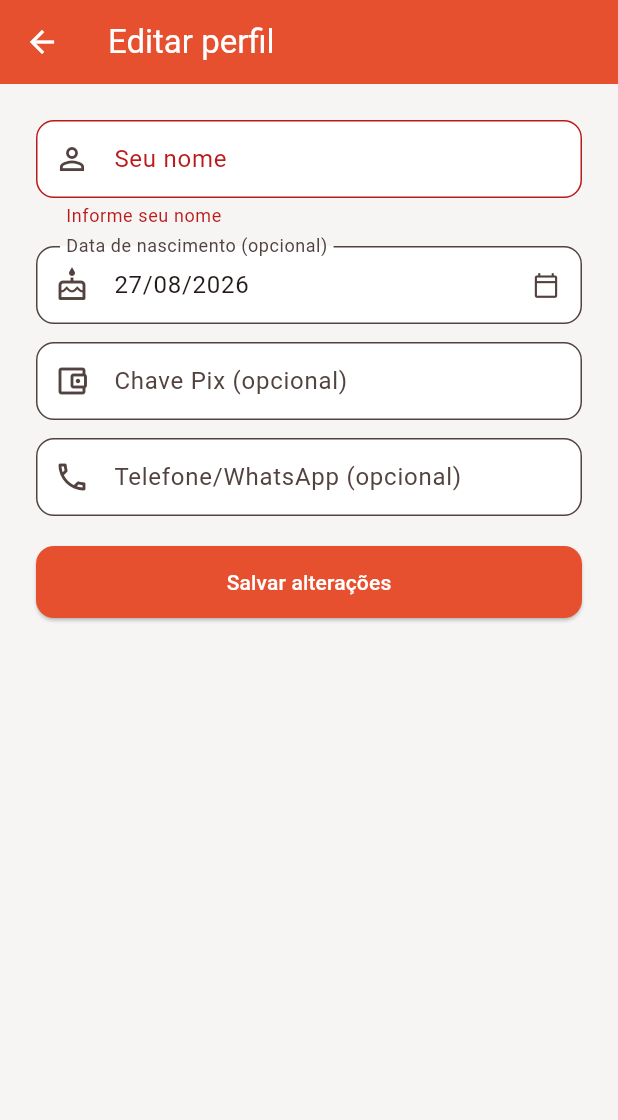
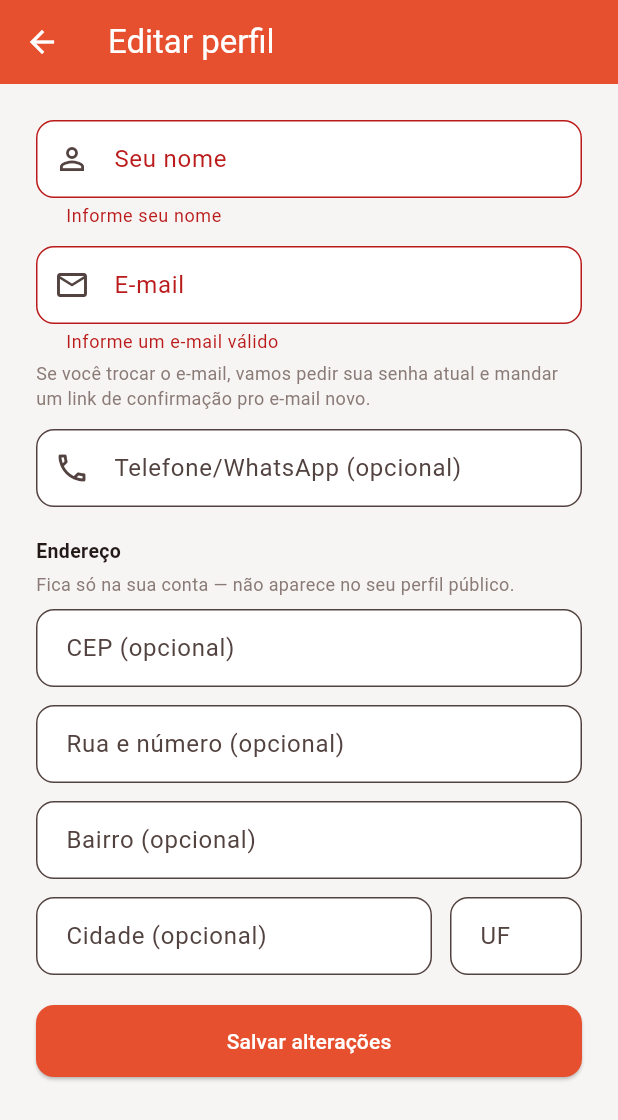
Before and after one commit to franckmedeiros/appPrestadorAki, a Flutter app: the EditProfileScreen screen opened directly, after a tap on "Salvar alterações", on a phone screen of 412 x 824 dp. Shown: the top 1120 px of the screen. Run offline on Flutter 3.47's test engine with Material 3 defaults, Android fonts, the phone set to English and light mode, and no system bars; our stand-ins replace cloud_firestore, firebase_auth, firebase_core, flutter_secure_storage, geocoding, geolocator and 2 more; accounts and stored records are empty.

Commit message:
Troca data de nascimento/chave Pix por e-mail editavel e endereco no perfil
Ajuste pedido pelo Franck em cima da leva anterior:
- Editar perfil perde os campos Data de nascimento e Chave Pix.
- Ganha um campo de E-mail editavel (pede a senha atual e manda link de
  confirmacao pro e-mail novo, via AuthController.updateEmailAddress -
  Firebase exige reautenticacao recente pra essa operacao).
- Ganha uma secao Endereco (CEP, rua e numero, bairro, cidade, UF),
  salva em campos planos (addressZipCode/addressStreet/...) que
  reaproveitam o addressCity/addressState ja documentados (mas nunca
  preenchidos) em providers/{uid}.
- Meu perfil troca as fichas de nascimento/Pix por Endereco formatado.
- Corrige de quebra um bug separado que o Franck encontrou: a aba
  Perfil do lado do cliente (/perfil) e visitavel sem login (busca e
  livre pra convidado), mas mostrava um 'perfil' vazio com dados falsos
  e sem nenhum jeito de voltar a entrar depois de sair da conta. Agora
  mostra o mesmo convite de login/cadastro ja usado em Favoritos/Minhas
  solicitacoes (ClientAuthGate).

```diff
--- a/lib/features/profile/edit_profile_screen.dart
+++ b/lib/features/profile/edit_profile_screen.dart
@@ -1,7 +1,5 @@
-import 'package:cloud_firestore/cloud_firestore.dart';
 import 'package:flutter/material.dart';
 import 'package:flutter/services.dart';
-import 'package:intl/intl.dart';
 import 'package:provider/provider.dart';
 import '../../core/app_theme.dart';
 import '../../core/auth_controller.dart';
@@ -11,10 +9,14 @@ import '../marketplace/provider_directory_repository.dart';
 
 /// Formulário de edição dos dados do próprio usuário — igual ao pedido
 /// do Franck ("no meu perfil, deveria ficar assim", com referência ao
-/// app Resenha): nome, data de nascimento (opcional), chave Pix e
-/// WhatsApp pra todo mundo; categoria/cidade/UF só pro prestador (são os
-/// mesmos campos preenchidos no cadastro, que decidem em quais buscas
-/// ele aparece — ver ProviderDirectoryRepository.upsertOwnListing).
+/// app Resenha), depois ajustado por ele mesmo: sem data de nascimento
+/// nem chave Pix — no lugar, e-mail (editável) e endereço. WhatsApp
+/// continua pra todo mundo; categoria/cidade/UF de "área de atuação" só
+/// pro prestador (são os mesmos campos preenchidos no cadastro, que
+/// decidem em quais buscas ele aparece — ver
+/// ProviderDirectoryRepository.upsertOwnListing). O endereço (CEP, rua e
+/// número, bairro, cidade, UF) é um dado só da conta — nunca aparece no
+/// perfil público do diretório.
 class EditProfileScreen extends StatefulWidget {
   const EditProfileScreen({super.key, this.currentListing});
 
@@ -31,17 +33,20 @@ class EditProfileScreen extends StatefulWidget {
 class _EditProfileScreenState extends State<EditProfileScreen> {
   final _formKey = GlobalKey<FormState>();
   late final TextEditingController _nameController;
-  final _birthDateController = TextEditingController();
-  final _pixKeyController = TextEditingController();
+  late final TextEditingController _emailController;
   final _whatsappController = TextEditingController();
+  final _cepController = TextEditingController();
+  final _streetController = TextEditingController();
+  final _neighborhoodController = TextEditingController();
+  final _addressCityController = TextEditingController();
+  final _addressStateController = TextEditingController();
   final _cityController = TextEditingController();
   final _stateController = TextEditingController();
   ServiceCategory _category = ServiceCategory.eletricista;
 
   final _phoneMask = _MaskTextInputFormatter('(##) #####-####');
-  final _dateMask = _MaskTextInputFormatter('##/##/####');
+  final _cepMask = _MaskTextInputFormatter('#####-###');
 
-  DateTime? _birthDate;
   bool _loading = true;
   bool _isSaving = false;
   String? _error;
@@ -49,7 +54,9 @@ class _EditProfileScreenState extends State<EditProfileScreen> {
   @override
   void initState() {
     super.initState();
-    _nameController = TextEditingController(text: context.read<AuthController>().displayName);
+    final auth = context.read<AuthController>();
+    _nameController = TextEditingController(text: auth.displayName);
+    _emailController = TextEditingController(text: auth.currentUserEmail ?? '');
     final listing = widget.currentListing;
     _cityController.text = listing?.city ?? '';
     _stateController.text = listing?.state ?? '';
@@ -60,13 +67,11 @@ class _EditProfileScreenState extends State<EditProfileScreen> {
   Future<void> _loadOwnData() async {
     final data = await context.read<AuthController>().fetchOwnProfileData();
     if (!mounted) return;
-    final birthTimestamp = data['birthDate'] as Timestamp?;
-    if (birthTimestamp != null) {
-      final date = birthTimestamp.toDate();
-      _birthDate = date;
-      _birthDateController.text = DateFormat('dd/MM/yyyy').format(date);
-    }
-    _pixKeyController.text = data['pixKey'] as String? ?? '';
+    _cepController.text = data['addressZipCode'] as String? ?? '';
+    _streetController.text = data['addressStreet'] as String? ?? '';
+    _neighborhoodController.text = data['addressNeighborhood'] as String? ?? '';
+    _addressCityController.text = data['addressCity'] as String? ?? '';
+    _addressStateController.text = data['addressState'] as String? ?? '';
     _whatsappController.text = data['whatsapp'] as String? ?? '';
     setState(() => _loading = false);
   }
@@ -74,9 +79,13 @@ class _EditProfileScreenState extends State<EditProfileScreen> {
   @override
   void dispose() {
     _nameController.dispose();
-    _birthDateController.dispose();
-    _pixKeyController.dispose();
+    _emailController.dispose();
     _whatsappController.dispose();
+    _cepController.dispose();
+    _streetController.dispose();
+    _neighborhoodController.dispose();
+    _addressCityController.dispose();
+    _addressStateController.dispose();
     _cityController.dispose();
     _stateController.dispose();
     super.dispose();
@@ -84,59 +93,83 @@ class _EditProfileScreenState extends State<EditProfileScreen> {
 
   bool get _isProvider => context.read<AuthController>().role == AccountRole.provider;
 
-  Future<void> _pickBirthDate() async {
-    final now = DateTime.now();
-    final picked = await showDatePicker(
+  /// Pede a senha atual antes de trocar o e-mail — o Firebase exige uma
+  /// reautenticação recente pra esse tipo de operação sensível (senão
+  /// lança `requires-recent-login`). Devolve `null` se o usuário cancelar.
+  Future<String?> _promptCurrentPassword() {
+    final controller = TextEditingController();
+    return showDialog<String>(
       context: context,
-      initialDate: _birthDate ?? DateTime(now.year - 30, now.month, now.day),
-      firstDate: DateTime(now.year - 100),
-      lastDate: now,
-      helpText: 'Data de nascimento',
+      builder: (context) => AlertDialog(
+        title: const Text('Confirme sua senha'),
+        content: Column(
+          mainAxisSize: MainAxisSize.min,
+          crossAxisAlignment: CrossAxisAlignment.start,
+          children: [
+            const Text('Pra trocar seu e-mail de login, digite sua senha atual.'),
+            const SizedBox(height: 12),
+            TextField(
+              controller: controller,
+              obscureText: true,
+              autofocus: true,
+              decoration: const InputDecoration(labelText: 'Senha atual'),
+            ),
+          ],
+        ),
+        actions: [
+          TextButton(
+            onPressed: () => Navigator.of(context).pop(),
+            child: const Text('Cancelar'),
+          ),
+          TextButton(
+            onPressed: () => Navigator.of(context).pop(controller.text),
+            child: const Text('Confirmar'),
+          ),
+        ],
+      ),
     );
-    if (picked != null) {
-      setState(() {
-        _birthDate = picked;
-        _birthDateController.text = DateFormat('dd/MM/yyyy').format(picked);
-      });
-    }
-  }
-
-  /// Converte o texto digitado (com a máscara dd/mm/aaaa) numa data de
-  /// verdade — devolve null se ainda estiver incompleto ou se a data não
-  /// existir (ex: 31/02), pra não deixar passar algo tipo "31/02/2000"
-  /// que o DateTime só "arredondaria" pra 03/03. Mesma lógica do app
-  /// Resenha (EditPerfilScreen).
-  DateTime? _parseTypedDate(String text) {
-    final digits = text.replaceAll(RegExp(r'[^0-9]'), '');
-    if (digits.length < 8) return null;
-    final day = int.tryParse(digits.substring(0, 2));
-    final month = int.tryParse(digits.substring(2, 4));
-    final year = int.tryParse(digits.substring(4, 8));
-    if (day == null || month == null || year == null) return null;
-    final date = DateTime(year, month, day);
-    if (date.day != day || date.month != month || date.year != year) return null;
-    return date;
-  }
-
-  void _onBirthDateTextChanged(String text) {
-    final date = _parseTypedDate(text);
-    _birthDate = (date != null && !date.isAfter(DateTime.now())) ? date : null;
   }
 
   Future<void> _save() async {
     if (!_formKey.currentState!.validate()) return;
+
+    final auth = context.read<AuthController>();
+    final newEmail = _emailController.text.trim();
+    final emailChanged = newEmail != (auth.currentUserEmail ?? '');
+
+    String? currentPassword;
+    if (emailChanged) {
+      currentPassword = await _promptCurrentPassword();
+      if (!mounted) return;
+      if (currentPassword == null || currentPassword.isEmpty) return;
+    }
+
     setState(() {
       _isSaving = true;
       _error = null;
     });
 
-    final auth = context.read<AuthController>();
+    if (emailChanged) {
+      final emailOk = await auth.updateEmailAddress(newEmail, currentPassword!);
+      if (!mounted) return;
+      if (!emailOk) {
+        setState(() {
+          _isSaving = false;
+          _error = auth.errorMessage ?? 'Não foi possível atualizar o e-mail.';
+        });
+        return;
+      }
+    }
+
     final name = _nameController.text.trim();
     final ok = await auth.updateOwnProfile(
       name: name,
-      birthDate: _birthDate,
-      pixKey: _pixKeyController.text.trim(),
       whatsapp: _whatsappController.text.trim(),
+      addressZipCode: _cepController.text.trim(),
+      addressStreet: _streetController.text.trim(),
+      addressNeighborhood: _neighborhoodController.text.trim(),
+      addressCity: _addressCityController.text.trim(),
+      addressState: _addressStateController.text.trim().toUpperCase(),
     );
 
     if (ok && _isProvider) {
@@ -160,7 +193,10 @@ class _EditProfileScreenState extends State<EditProfileScreen> {
     if (!mounted) return;
     setState(() => _isSaving = false);
     if (ok) {
-      Navigator.of(context).pop();
+      // O `pop(emailChanged)` avisa a UserProfileScreen pra mostrar o
+      // aviso sobre o link de confirmação — SnackBar não sobrevive bem
+      // se disparado bem em cima de um pop desta própria tela.
+      Navigator.of(context).pop(emailChanged);
     } else {
       setState(() => _error = auth.errorMessage ?? 'Não foi possível salvar as alterações.');
     }
@@ -195,37 +231,20 @@ class _EditProfileScreenState extends State<EditProfileScreen> {
                 ),
                 const SizedBox(height: 12),
                 TextFormField(
-                  controller: _birthDateController,
-                  decoration: InputDecoration(
-                    labelText: 'Data de nascimento (opcional)',
-                    hintText: 'dd/mm/aaaa',
-                    prefixIcon: const Icon(Icons.cake_outlined),
-                    suffixIcon: IconButton(
-                      onPressed: _pickBirthDate,
-                      icon: const Icon(Icons.calendar_today_outlined, size: 18),
-                    ),
+                  controller: _emailController,
+                  keyboardType: TextInputType.emailAddress,
+                  decoration: const InputDecoration(
+                    labelText: 'E-mail',
+                    prefixIcon: Icon(Icons.email_outlined),
                   ),
-                  keyboardType: TextInputType.number,
-                  inputFormatters: [_dateMask],
-                  onChanged: _onBirthDateTextChanged,
-                  validator: (value) {
-                    if (value == null || value.trim().isEmpty) return null;
-                    final digits = value.replaceAll(RegExp(r'[^0-9]'), '');
-                    if (digits.length < 8) return 'Data incompleta';
-                    final date = _parseTypedDate(value);
-                    if (date == null) return 'Data inválida';
-                    if (date.isAfter(DateTime.now())) return 'Data não pode ser no futuro';
-                    return null;
-                  },
+                  validator: (value) =>
+                      (value == null || !value.contains('@')) ? 'Informe um e-mail válido' : null,
                 ),
-                const SizedBox(height: 12),
-                TextFormField(
-                  controller: _pixKeyController,
-                  decoration: const InputDecoration(
-                    labelText: 'Chave Pix (opcional)',
-                    hintText: 'CPF, e-mail, telefone ou chave aleatória',
-                    prefixIcon: Icon(Icons.account_balance_wallet_outlined),
-                  ),
+                const SizedBox(height: 4),
+                const Text(
+                  'Se você trocar o e-mail, vamos pedir sua senha atual e mandar um '
+                  'link de confirmação pro e-mail novo.',
+                  style: TextStyle(fontSize: 12, color: AppColors.muted),
                 ),
                 const SizedBox(height: 12),
                 TextFormField(
@@ -244,7 +263,9 @@ class _EditProfileScreenState extends State<EditProfileScreen> {
                   },
                 ),
                 if (isProvider) ...[
-                  const SizedBox(height: 12),
+                  const SizedBox(height: 20),
+                  const Text('Área de atuação', style: TextStyle(fontWeight: FontWeight.w700, fontSize: 13)),
+                  const SizedBox(height: 8),
                   DropdownButtonFormField<ServiceCategory>(
                     initialValue: _category,
                     decoration:
@@ -284,6 +305,50 @@ class _EditProfileScreenState extends State<EditProfileScreen> {
                     style: TextStyle(fontSize: 12, color: AppColors.muted),
                   ),
                 ],
+                const SizedBox(height: 20),
+                const Text('Endereço', style: TextStyle(fontWeight: FontWeight.w700, fontSize: 13)),
+                const SizedBox(height: 4),
+                const Text(
+                  'Fica só na sua conta — não aparece no seu perfil público.',
+                  style: TextStyle(fontSize: 12, color: AppColors.muted),
+                ),
+                const SizedBox(height: 8),
+                TextFormField(
+                  controller: _cepController,
+                  decoration: const InputDecoration(labelText: 'CEP (opcional)', hintText: '00000-000'),
+                  keyboardType: TextInputType.number,
+                  inputFormatters: [_cepMask],
+                ),
+                const SizedBox(height: 12),
+                TextFormField(
+                  controller: _streetController,
+                  decoration: const InputDecoration(labelText: 'Rua e número (opcional)'),
+                ),
+                const SizedBox(height: 12),
+                TextFormField(
+                  controller: _neighborhoodController,
+                  decoration: const InputDecoration(labelText: 'Bairro (opcional)'),
+                ),
+                const SizedBox(height: 12),
+                Row(
+                  children: [
+                    Expanded(
+                      flex: 3,
+                      child: TextFormField(
+                        controller: _addressCityController,
+                        decoration: const InputDecoration(labelText: 'Cidade (opcional)'),
+                      ),
+                    ),
+                    const SizedBox(width: 12),
+                    Expanded(
+                      child: TextFormField(
+                        controller: _addressStateController,
+                        maxLength: 2,
+                        decoration: const InputDecoration(labelText: 'UF', counterText: ''),
+                      ),
+                    ),
+                  ],
+                ),
                 if (_error != null) ...[
                   const SizedBox(height: 12),
                   Text(_error!, style: const TextStyle(color: AppColors.danger)),
@@ -312,7 +377,7 @@ class _EditProfileScreenState extends State<EditProfileScreen> {
 /// menos uma dependência do Gradle pra dar problema, ver o histórico de
 /// build do compileSdk). `#` no padrão vira "próximo dígito digitado";
 /// qualquer outro caractere do padrão (espaço, parênteses, traço, barra)
-/// é inserido literalmente. Usada tanto pro telefone quanto pra data.
+/// é inserido literalmente. Usada pro telefone e pro CEP.
 class _MaskTextInputFormatter extends TextInputFormatter {
   _MaskTextInputFormatter(this.mask);
 
```
Also changed, not shown: lib/core/auth_controller.dart (+52 -7 lines), lib/features/profile/user_profile_screen.dart (+71 -19 lines), pubspec.lock, 1 other file.
